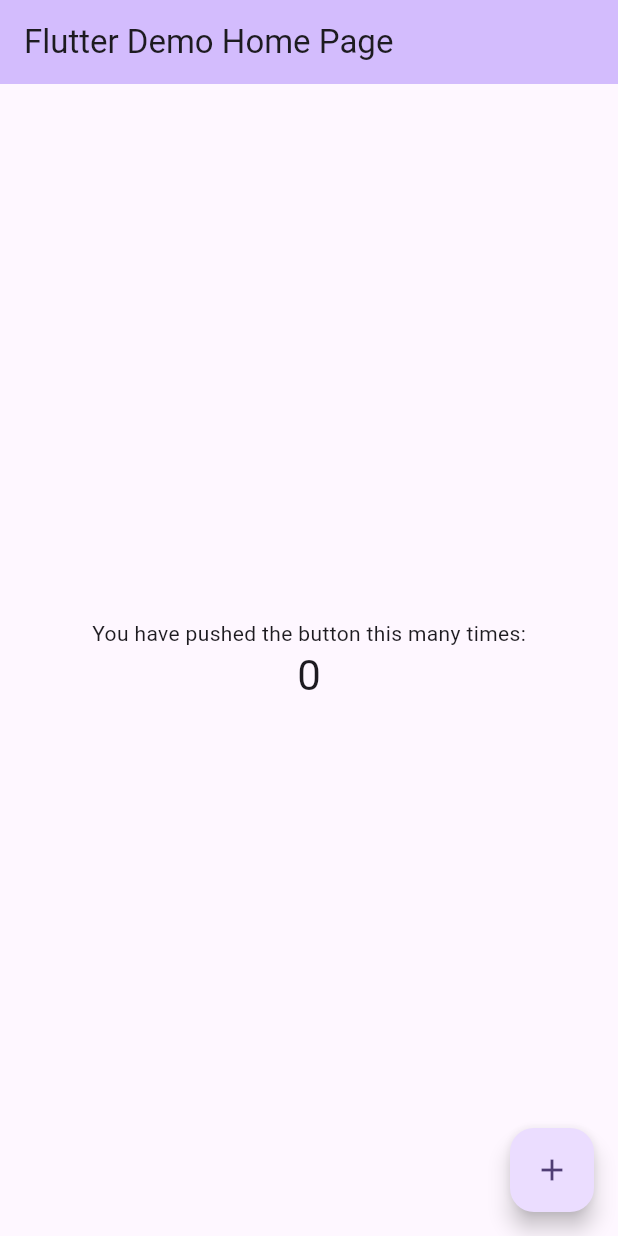
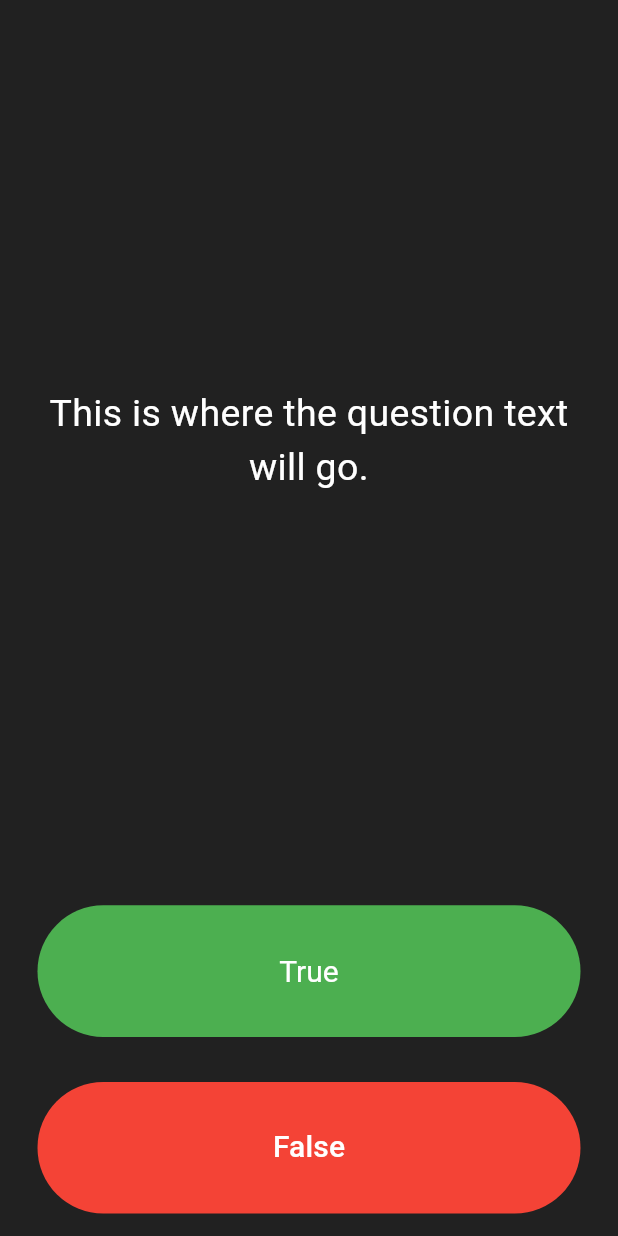
Before and after one commit to thisaraganhewa/quiz_app, a Flutter app: the screen it shows after launch, on a phone screen of 412 x 824 dp. Run offline on Flutter 3.47's test engine with Material 3 defaults, Android fonts, the phone set to English and light mode, and no system bars.

Commit message:
modified the main.dart

```diff
--- a/lib/main.dart
+++ b/lib/main.dart
@@ -1,125 +1,109 @@
 import 'package:flutter/material.dart';
 
-void main() {
-  runApp(const MyApp());
-}
+void main() => runApp(Quizzler());
 
-class MyApp extends StatelessWidget {
-  const MyApp({super.key});
+class Quizzler extends StatelessWidget {
+  const Quizzler({super.key});
 
-  // This widget is the root of your application.
   @override
   Widget build(BuildContext context) {
     return MaterialApp(
-      title: 'Flutter Demo',
-      theme: ThemeData(
-        // This is the theme of your application.
-        //
-        // TRY THIS: Try running your application with "flutter run". You'll see
-        // the application has a purple toolbar. Then, without quitting the app,
-        // try changing the seedColor in the colorScheme below to Colors.green
-        // and then invoke "hot reload" (save your changes or press the "hot
-        // reload" button in a Flutter-supported IDE, or press "r" if you used
-        // the command line to start the app).
-        //
-        // Notice that the counter didn't reset back to zero; the application
-        // state is not lost during the reload. To reset the state, use hot
-        // restart instead.
-        //
-        // This works for code too, not just values: Most code changes can be
-        // tested with just a hot reload.
-        colorScheme: ColorScheme.fromSeed(seedColor: Colors.deepPurple),
-        useMaterial3: true,
+      home: Scaffold(
+        backgroundColor: Colors.grey.shade900,
+        body: const SafeArea(
+          child: Padding(
+            padding: EdgeInsets.symmetric(horizontal: 10.0),
+            child: QuizPage(),
+          ),
+        ),
       ),
-      home: const MyHomePage(title: 'Flutter Demo Home Page'),
     );
   }
 }
 
-class MyHomePage extends StatefulWidget {
-  const MyHomePage({super.key, required this.title});
-
-  // This widget is the home page of your application. It is stateful, meaning
-  // that it has a State object (defined below) that contains fields that affect
-  // how it looks.
-
-  // This class is the configuration for the state. It holds the values (in this
-  // case the title) provided by the parent (in this case the App widget) and
-  // used by the build method of the State. Fields in a Widget subclass are
-  // always marked "final".
-
-  final String title;
+class QuizPage extends StatefulWidget {
+  const QuizPage({super.key});
 
   @override
-  State<MyHomePage> createState() => _MyHomePageState();
+  _QuizPageState createState() => _QuizPageState();
 }
 
-class _MyHomePageState extends State<MyHomePage> {
-  int _counter = 0;
-
-  void _incrementCounter() {
-    setState(() {
-      // This call to setState tells the Flutter framework that something has
-      // changed in this State, which causes it to rerun the build method below
-      // so that the display can reflect the updated values. If we changed
-      // _counter without calling setState(), then the build method would not be
-      // called again, and so nothing would appear to happen.
-      _counter++;
-    });
-  }
-
+class _QuizPageState extends State<QuizPage> {
   @override
   Widget build(BuildContext context) {
-    // This method is rerun every time setState is called, for instance as done
-    // by the _incrementCounter method above.
-    //
-    // The Flutter framework has been optimized to make rerunning build methods
-    // fast, so that you can just rebuild anything that needs updating rather
-    // than having to individually change instances of widgets.
-    return Scaffold(
-      appBar: AppBar(
-        // TRY THIS: Try changing the color here to a specific color (to
-        // Colors.amber, perhaps?) and trigger a hot reload to see the AppBar
-        // change color while the other colors stay the same.
-        backgroundColor: Theme.of(context).colorScheme.inversePrimary,
-        // Here we take the value from the MyHomePage object that was created by
-        // the App.build method, and use it to set our appbar title.
-        title: Text(widget.title),
-      ),
-      body: Center(
-        // Center is a layout widget. It takes a single child and positions it
-        // in the middle of the parent.
-        child: Column(
-          // Column is also a layout widget. It takes a list of children and
-          // arranges them vertically. By default, it sizes itself to fit its
-          // children horizontally, and tries to be as tall as its parent.
-          //
-          // Column has various properties to control how it sizes itself and
-          // how it positions its children. Here we use mainAxisAlignment to
-          // center the children vertically; the main axis here is the vertical
-          // axis because Columns are vertical (the cross axis would be
-          // horizontal).
-          //
-          // TRY THIS: Invoke "debug painting" (choose the "Toggle Debug Paint"
-          // action in the IDE, or press "p" in the console), to see the
-          // wireframe for each widget.
-          mainAxisAlignment: MainAxisAlignment.center,
-          children: <Widget>[
-            const Text(
-              'You have pushed the button this many times:',
+    return Column(
+      mainAxisAlignment: MainAxisAlignment.spaceBetween,
+      crossAxisAlignment: CrossAxisAlignment.stretch,
+      children: <Widget>[
+        const Expanded(
+          flex: 5,
+          child: Padding(
+            padding: EdgeInsets.all(10.0),
+            child: Center(
+              child: Text(
+                'This is where the question text will go.',
+                textAlign: TextAlign.center,
+                style: TextStyle(
+                  fontSize: 25.0,
+                  color: Colors.white,
+                ),
+              ),
             ),
-            Text(
-              '$_counter',
-              style: Theme.of(context).textTheme.headlineMedium,
+          ),
+        ),
+        Expanded(
+          child: Padding(
+            padding: const EdgeInsets.all(15.0),
+            child: TextButton(
+              style: const ButtonStyle(
+                backgroundColor: WidgetStatePropertyAll<Color>(Colors.green),
+                textStyle: WidgetStatePropertyAll<TextStyle>(
+                    TextStyle(
+                        color: Colors.white
+                    )
+                ),
+              ),
+              child: const Text(
+                'True',
+                style: TextStyle(
+                  color: Colors.white,
+                  fontSize: 20.0,
+                ),
+              ),
+              onPressed: () {
+                //The user picked true.
+              },
             ),
-          ],
+          ),
         ),
-      ),
-      floatingActionButton: FloatingActionButton(
-        onPressed: _incrementCounter,
-        tooltip: 'Increment',
-        child: const Icon(Icons.add),
-      ), // This trailing comma makes auto-formatting nicer for build methods.
+        Expanded(
+          child: Padding(
+            padding: const EdgeInsets.all(15.0),
+            child: TextButton(
+              style: const ButtonStyle(
+                backgroundColor: WidgetStatePropertyAll<Color>(Colors.red)
+              ),
+              child: const Text(
+                'False',
+                style: TextStyle(
+                  fontSize: 20.0,
+                  color: Colors.white,
+                ),
+              ),
+              onPressed: () {
+                //The user picked false.
+              },
+            ),
+          ),
+        ),
+        //TODO: Add a Row here as your score keeper
+      ],
     );
   }
 }
+
+/*
+question1: 'You can lead a cow down stairs but not up stairs.', false,
+question2: 'Approximately one quarter of human bones are in the feet.', true,
+question3: 'A slug\'s blood is green.', true,
+*/
```
Also changed, not shown: 5 other files.
